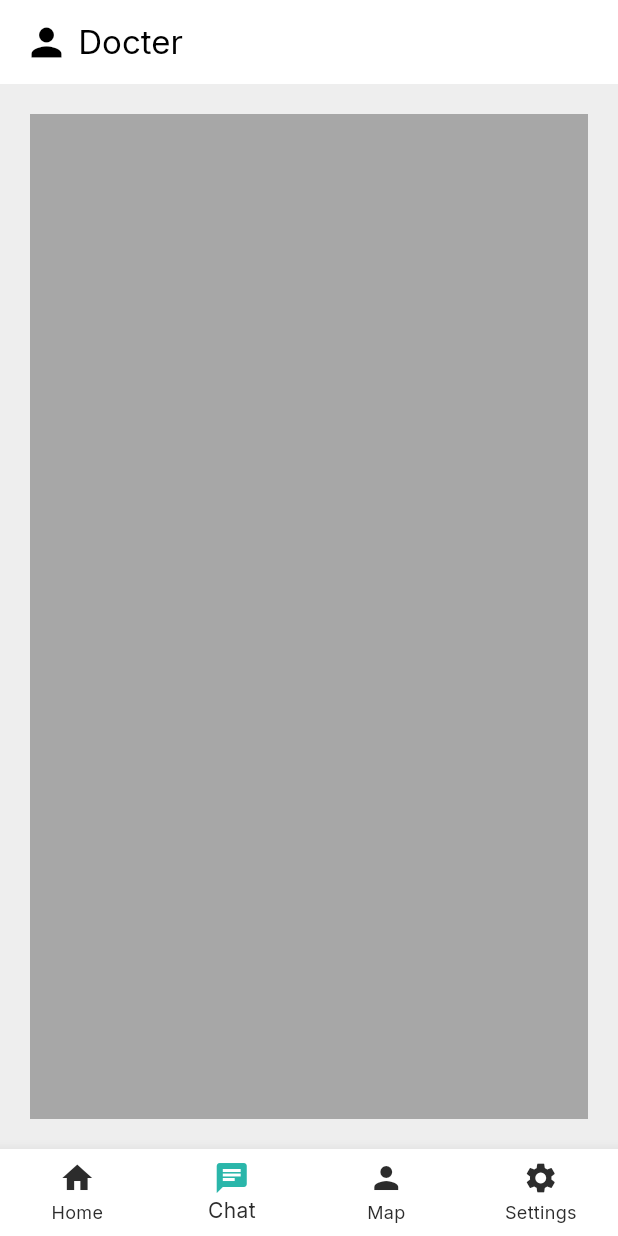
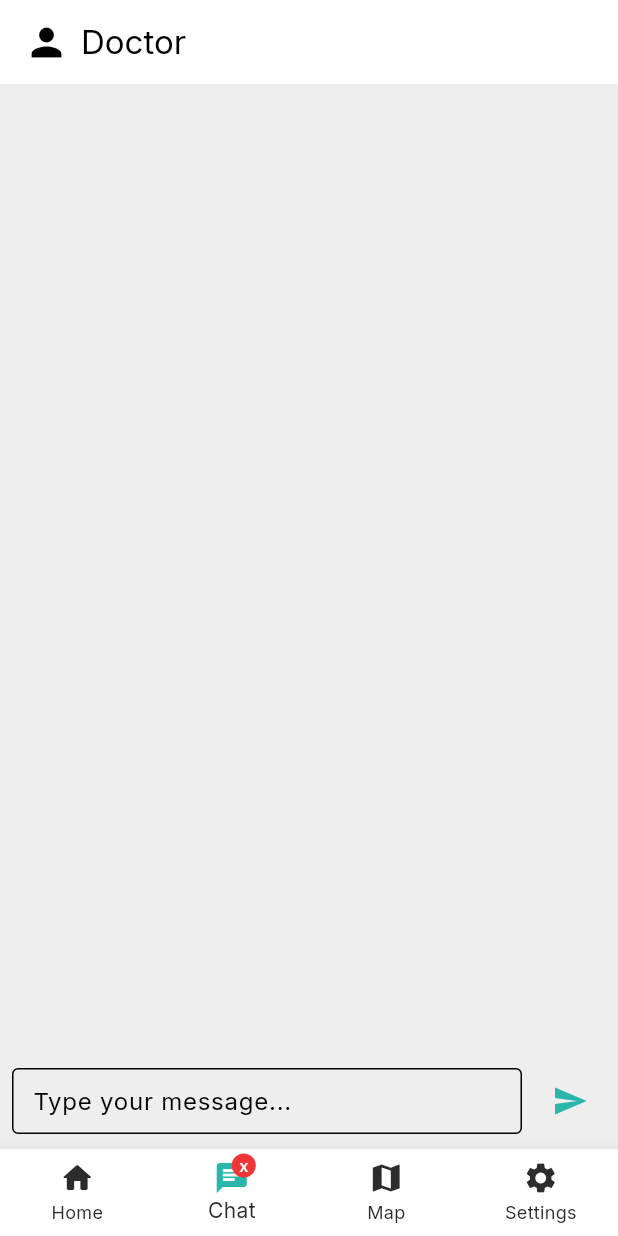
Before and after one commit to kittipongrks/Graduate_Project, a Flutter app: the screen it shows once a user with an empty profile is signed in, item 2 of the bottom bar chosen, on a phone screen of 412 x 824 dp. Run offline on Flutter 3.47's test engine with Material 3 defaults, Android fonts, the phone set to English and light mode, and no system bars; our stand-ins replace cloud_firestore, firebase_auth, firebase_core, google_fonts; accounts and stored records are empty.

Commit message:
chatPage UI

```diff
--- a/lib/controller/controller.dart
+++ b/lib/controller/controller.dart
@@ -1,4 +1,2 @@
 export './widget.dart';
 export './addUserDetail.dart';
-export './share_preferences.dart';
-export './navbar_bottom.dart';
--- a/lib/main.dart
+++ b/lib/main.dart
@@ -36,7 +36,7 @@ class MyApp extends StatelessWidget {
             );
           }
           if (snapshot.data != null) {
-            return const NavigationMenu(); // should be MyHomePage()
+            return const NavigationMenu(); // should be NavigationMenu()
           }
           return const LoginPage(); //should be LoginPage() but for development im gonna make it like first page
         },
--- a/lib/navigation_menu.dart
+++ b/lib/navigation_menu.dart
@@ -33,10 +33,17 @@ class _NavigationMenu extends State<NavigationMenu> {
         currentIndex: _selectedIndex,
         type:BottomNavigationBarType.fixed,
         onTap: _navigeteBottomBar,
+
         items: [
-        BottomNavigationBarItem(icon: Icon(Icons.home), label: 'Home'),
-        BottomNavigationBarItem(icon: Icon(Icons.chat), label: 'Chat'),
-        BottomNavigationBarItem(icon: Icon(Icons.person), label: 'Map'),
+        BottomNavigationBarItem(icon: Icon(Icons.home_rounded), label: 'Home'),
+        BottomNavigationBarItem(
+          icon: Badge(
+            label: Text('x'),
+            child: Icon(Icons.chat),
+          ),
+          label: 'Chat',
+        ),
+        BottomNavigationBarItem(icon: Icon(Icons.map), label: 'Map'),
         BottomNavigationBarItem(icon: Icon(Icons.settings), label: 'Settings'),
 
       ]),
--- a/lib/pages/chat_page.dart
+++ b/lib/pages/chat_page.dart
@@ -1,6 +1,7 @@
 import 'package:cloud_firestore/cloud_firestore.dart';
 import 'package:firebase_auth/firebase_auth.dart';
 import 'package:flutter/material.dart';
+// ...existing import...
 class MyChatPage extends StatefulWidget {
   const MyChatPage({super.key});
 
@@ -9,45 +10,94 @@ class MyChatPage extends StatefulWidget {
 }
 
 class _MyChatPageState extends State<MyChatPage> {
+  final TextEditingController _messageController = TextEditingController();
+  final List<Map<String, dynamic>> _messages = []; // เก็บข้อความและฝั่ง
+
   @override
   Widget build(BuildContext context) {
     return Scaffold(
       appBar: AppBar(
         title: Row(
           children: [
-            const Icon(
-              Icons.person,
-              size: 30,
-
-            ),
-            const Text(" Docter"),
-          ]
-
-          ),
-
-        // actions: [
-        //   IconButton(
-        //     icon: const Icon(
-        //       Icons.document_scanner_rounded,
-        //       size : 30,
-        //       ),
-        //     onPressed: (){
-
-        //     },
-        //   ),
-        // ],
+            const Icon(Icons.person, size: 30),
+            const SizedBox(width: 8),
+            const Text("Doctor"),
+          ],
+        ),
       ),
-      body: Padding(
-        padding: const EdgeInsets.all(20.0),
-        child: Container(
-          color: const Color.fromARGB(255, 167, 167, 167), //------------ change color to theme
-          child: Center(
-            child: Column(
-              mainAxisAlignment: MainAxisAlignment.center,
-
+      body: Column(
+        children: [
+          Expanded(
+            child: ListView.builder(
+              padding: const EdgeInsets.all(16),
+              itemCount: _messages.length,
+              itemBuilder: (context, index) {
+                final isMe = _messages[index]['isMe'] as bool;
+                return Align(
+                  alignment: isMe ? Alignment.centerRight : Alignment.centerLeft,
+                  child: Container(
+                    margin: const EdgeInsets.symmetric(vertical: 4),
+                    padding: const EdgeInsets.all(12),
+                    decoration: BoxDecoration(
+                      color: isMe ? Colors.green[100] : Colors.blue[100],
+                      borderRadius: BorderRadius.only(
+                        topLeft: const Radius.circular(12),
+                        topRight: const Radius.circular(12),
+                        bottomLeft: isMe ? const Radius.circular(12) : const Radius.circular(0),
+                        bottomRight: isMe ? const Radius.circular(0) : const Radius.circular(12),
+                      ),
+                    ),
+                    child: Text(_messages[index]['text']),
+                  ),
+                );
+              },
             ),
           ),
-        ),
+          Container(
+            padding: const EdgeInsets.symmetric(horizontal: 8, vertical: 8),
+            color: Colors.grey[200],
+            child: Row(
+              children: [
+                Expanded(
+                  child: TextField(
+                    controller: _messageController,
+                    decoration: const InputDecoration(
+                      hintText: "Type your message...",
+                      border: OutlineInputBorder(),
+                      isDense: true,
+                      contentPadding: EdgeInsets.all(10),
+                    ),
+                  ),
+                ),
+                const SizedBox(width: 8),
+                IconButton(
+                  icon: const Icon(Icons.send),
+                  color: Theme.of(context).colorScheme.primary,
+                  onPressed: () {
+                    if (_messageController.text.trim().isNotEmpty) {
+                      setState(() {
+                        _messages.add({
+                          'text': _messageController.text.trim(),
+                          'isMe': true, // ข้อความของเรา
+                        });
+                        // ตัวอย่าง: เพิ่มข้อความฝั่งตรงข้ามอัตโนมัติ (ลบออกได้)
+                        Future.delayed(const Duration(milliseconds: 500), () {
+                          setState(() {
+                            _messages.add({
+                              'text': "ตอบกลับ: ${_messageController.text.trim()}",
+                              'isMe': false, // ข้อความของอีกฝั่ง
+                            });
+                          });
+                        });
+                        _messageController.clear();
+                      });
+                    }
+                  },
+                ),
+              ],
+            ),
+          ),
+        ],
       ),
     );
   }
```
Also changed, not shown: lib/controller/navbar_bottom.dart (deleted, +0 -68 lines), lib/controller/share_preferences.dart (deleted, +0 -48 lines), lib/pages/examples.dart (deleted, +0 -175 lines), lib/pages/home_page.dart (+4 -8 lines), lib/pages/setting_page.dart (+10 -0 lines).
